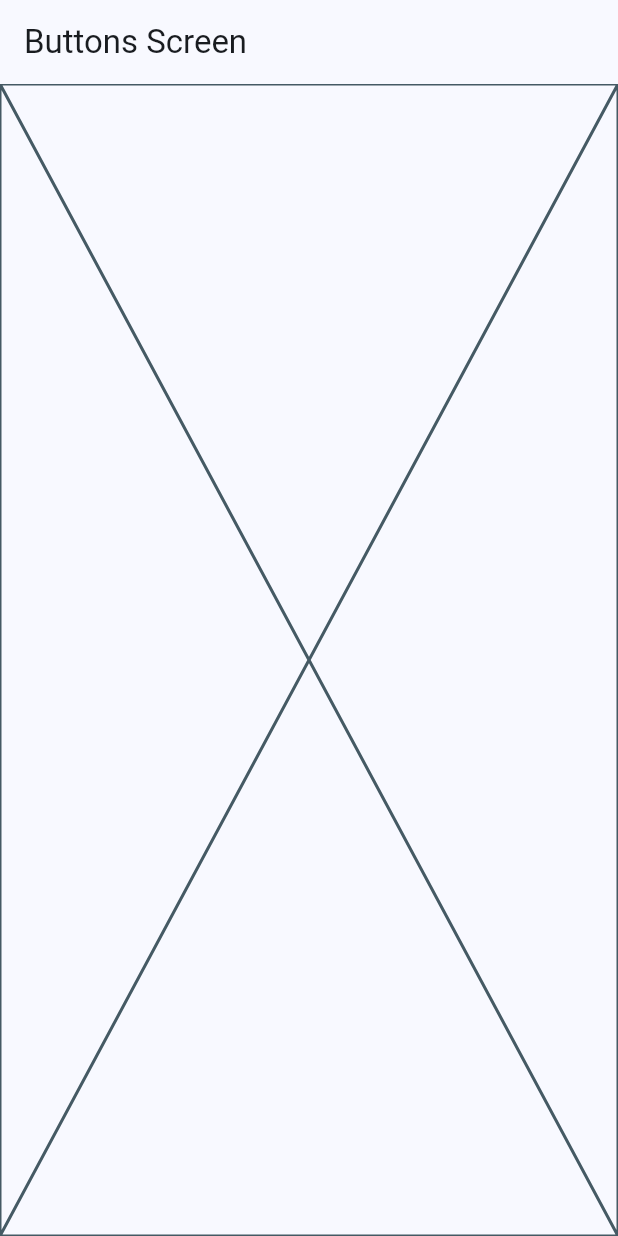
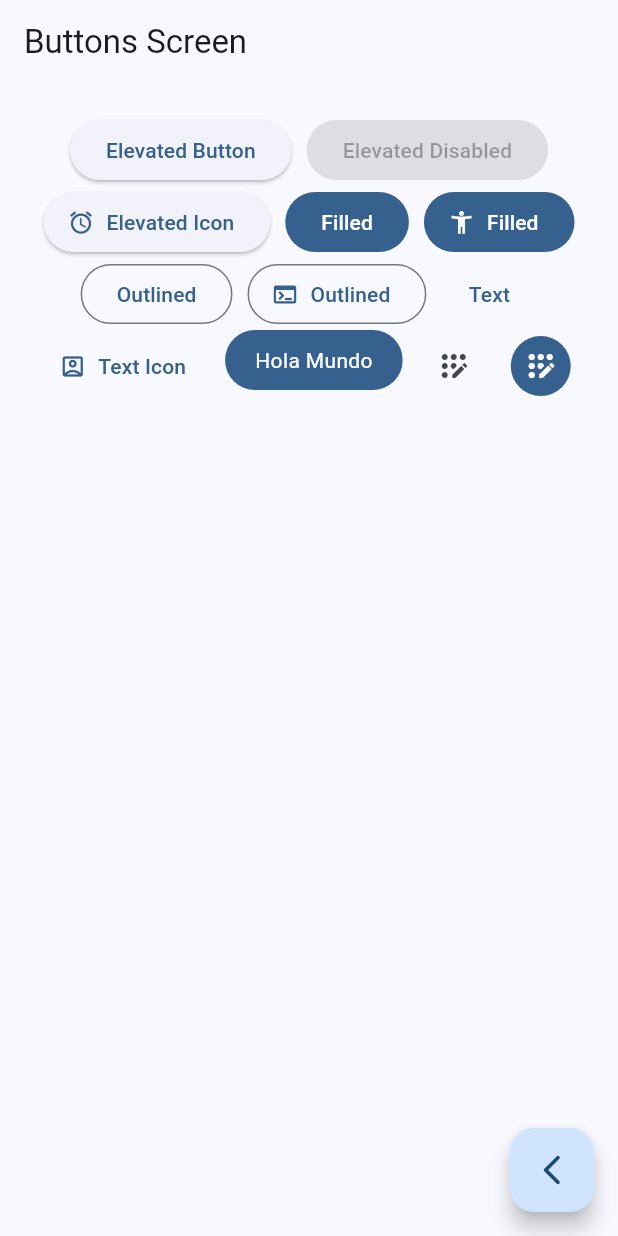
Before and after one commit to anagabriela9/widgets_app, a Flutter app: the ButtonsScreen screen opened by its route, on a phone screen of 412 x 824 dp. Run offline on Flutter 3.47's test engine with Material 3 defaults, Android fonts, the phone set to English and light mode, and no system bars; our stand-ins replace go_router.

Commit message:
button screen finished

```diff
--- a/lib/presentation/screens/buttons/buttons_screen.dart
+++ b/lib/presentation/screens/buttons/buttons_screen.dart
@@ -1,4 +1,5 @@
 import 'package:flutter/material.dart';
+import 'package:go_router/go_router.dart';
 
 class ButtonsScreen extends StatelessWidget {
 
@@ -11,7 +12,102 @@ class ButtonsScreen extends StatelessWidget {
       appBar: AppBar(
         title: const Text('Buttons Screen'),
       ),
-      body: const Placeholder(),
+      body: const _ButtonsView(),
+      floatingActionButton: FloatingActionButton(
+        child: const Icon( Icons.arrow_back_ios_new_rounded ),
+        onPressed: () {
+          context.pop();
+        },
+      ),
     );
   }
 }
+
+class _ButtonsView extends StatelessWidget {
+  const _ButtonsView();
+
+  @override
+  Widget build(BuildContext context) {
+
+    final colors = Theme.of(context).colorScheme;
+
+    return SizedBox(
+      width: double.infinity,
+      child: Padding(
+        padding: const EdgeInsets.symmetric( horizontal: 10, vertical: 20),
+        child: Wrap(
+          spacing: 10,
+          alignment: WrapAlignment.center,
+          children: [
+            ElevatedButton(onPressed: () {}, child: const Text('Elevated Button')),
+            const ElevatedButton(onPressed: null, child: Text('Elevated Disabled')),
+
+            ElevatedButton.icon(
+              onPressed: () {},
+              icon: const Icon(Icons.access_alarms_rounded),
+              label: const Text('Elevated Icon')
+            ),
+
+            FilledButton(onPressed: (){}, child: const Text('Filled')),
+            FilledButton.icon(
+              onPressed: (){},
+              icon: const Icon(Icons.accessibility_new),
+              label: const Text('Filled'),
+            ),
+
+            OutlinedButton(onPressed: (){}, child: const Text('Outlined')),
+            OutlinedButton.icon(
+              onPressed: (){},
+              icon: const Icon(Icons.terminal),
+              label: const Text('Outlined')
+            ),
+
+            TextButton(onPressed: (){}, child: const Text('Text')),
+            TextButton.icon(
+              onPressed: (){},
+              icon: const Icon(Icons.account_box_outlined),
+              label: const Text('Text Icon')
+            ),
+
+            const CustomButton(),
+
+            IconButton(onPressed: (){}, icon: const Icon( Icons.app_registration_rounded)),
+            IconButton(
+              onPressed: (){},
+              icon: const Icon( Icons.app_registration_rounded),
+              style: ButtonStyle(
+                backgroundColor: MaterialStatePropertyAll(colors.primary),
+                iconColor: const MaterialStatePropertyAll(Colors.white),
+              ),
+            ),
+
+          ],
+        ),
+      ),
+    );
+  }
+}
+
+class CustomButton extends StatelessWidget {
+  const CustomButton({super.key});
+
+  @override
+  Widget build(BuildContext context) {
+
+    final colors = Theme.of(context).colorScheme;
+
+    return ClipRRect(
+      borderRadius: BorderRadius.circular(20),
+      child: Material(
+        color: colors.primary,
+        child: InkWell(
+          onTap: () {},
+          child: const Padding(
+            padding: EdgeInsets.symmetric(horizontal: 20, vertical: 10),
+            child: Text('Hola Mundo', style: TextStyle(color: Colors.white),),
+          ),
+        )
+      ),
+    );
+  }
+}
```
